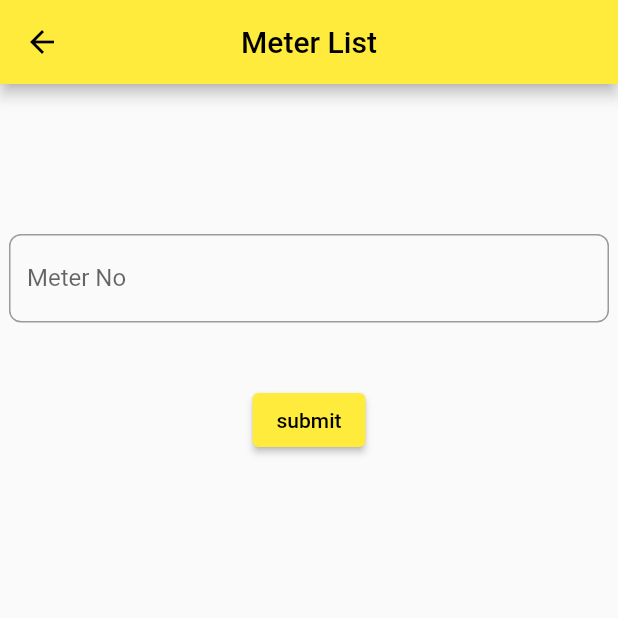
After one commit to khalid-shohag/check_in, a Flutter app: the AddNewMeter screen opened directly, on a phone screen of 412 x 824 dp, the top half of it. The commit adds this screen. Run offline on Flutter 3.47's test engine with Material 2 defaults, Android fonts, the phone set to English and light mode, and no system bars; our stand-ins replace cloud_firestore, firebase_auth, firebase_core; missing offline and left inert: dart:js_interop, mysql_client; accounts and stored records are empty.

Commit message:
add munu button for sign out, payment and adding new meter, also create field for new meter no. entry

```diff
--- a/lib/pages/home.dart
+++ b/lib/pages/home.dart
@@ -39,6 +39,7 @@ class _HomeState extends State<Home> {
   Widget build(BuildContext context) {
     return Scaffold(
       appBar: AppBar(
+        automaticallyImplyLeading: false,
         title: Text('Check In',
         style: TextStyle(
           fontSize: 22,
--- a/lib/services/dashboard.dart
+++ b/lib/services/dashboard.dart
@@ -1,4 +1,5 @@
 import 'package:flutter/material.dart';
+import 'menu_button.dart';
 
 class UserDashboard extends StatefulWidget {
   var name, occupation, nationality, mail;
@@ -13,12 +14,16 @@ class _UserDashboardState extends State<UserDashboard> {
   Widget build(BuildContext context) {
     return Scaffold(
       appBar: AppBar(
+        automaticallyImplyLeading: false,
         title: Text('User Dashboard',
           style: TextStyle(
               fontSize: 22,
               fontWeight: FontWeight.bold
           ),),
         centerTitle: true,
+        actions: [
+            MenuButton(),
+        ],
 
       ),
 
--- /dev/null
+++ b/lib/services/meter/add_new_meter.dart
@@ -0,0 +1,51 @@
+import 'package:flutter/material.dart';
+
+class AddNewMeter extends StatefulWidget {
+  const AddNewMeter({Key? key}) : super(key: key);
+
+  @override
+  State<AddNewMeter> createState() => _AddNewMeterState();
+}
+
+class _AddNewMeterState extends State<AddNewMeter> {
+  TextEditingController meterNo = TextEditingController();
+  @override
+  Widget build(BuildContext context) {
+    return Scaffold(
+      appBar: AppBar(
+        title: Text('Meter List'),
+        centerTitle: true,
+      ),
+
+      body: Row(
+        mainAxisAlignment: MainAxisAlignment.center,
+        children: [
+          Column(
+            // mainAxisAlignment: MainAxisAlignment.center,
+            crossAxisAlignment: CrossAxisAlignment.center,
+            children: [
+              Padding(padding: EdgeInsets.only(bottom: 100)),
+              SizedBox(
+                height: 100,
+                width: 400,
+                child: TextField(
+                  controller: meterNo,
+                  decoration: InputDecoration(
+                    labelText: 'Meter No',
+                    hintText: 'Meter No',
+                    border: OutlineInputBorder(
+                      borderRadius: BorderRadius.all(Radius.circular(8)),
+                    ),
+                  ),
+                ),
+              ),
+              ElevatedButton(onPressed: (){},
+                  child: Text('submit'),
+              )
+            ],
+          )
+        ],
+      ),
+    );
+  }
+}
```
Also changed, not shown: lib/services/menu_button.dart (added, +52 -0 lines).
